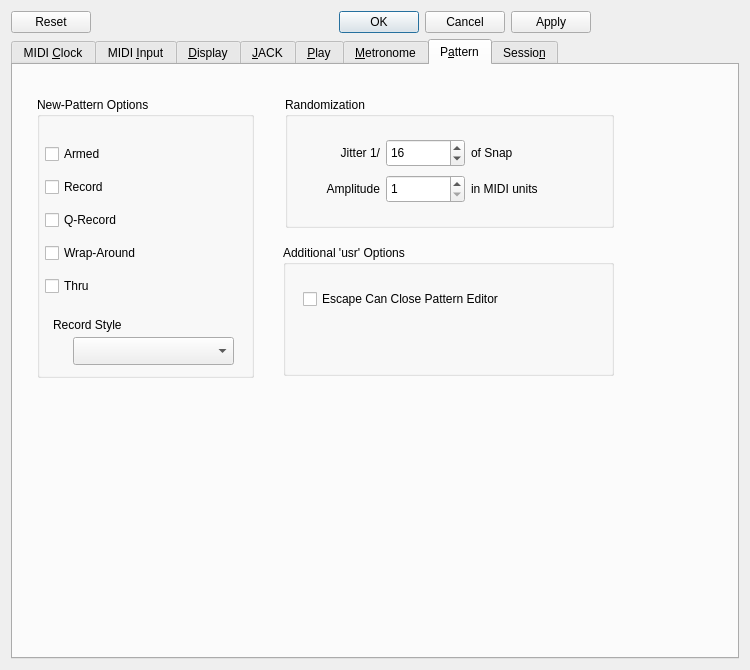
ahlstromcj/seq66, file seq_qt5/forms/qseditoptions.ui: the form before one commit.
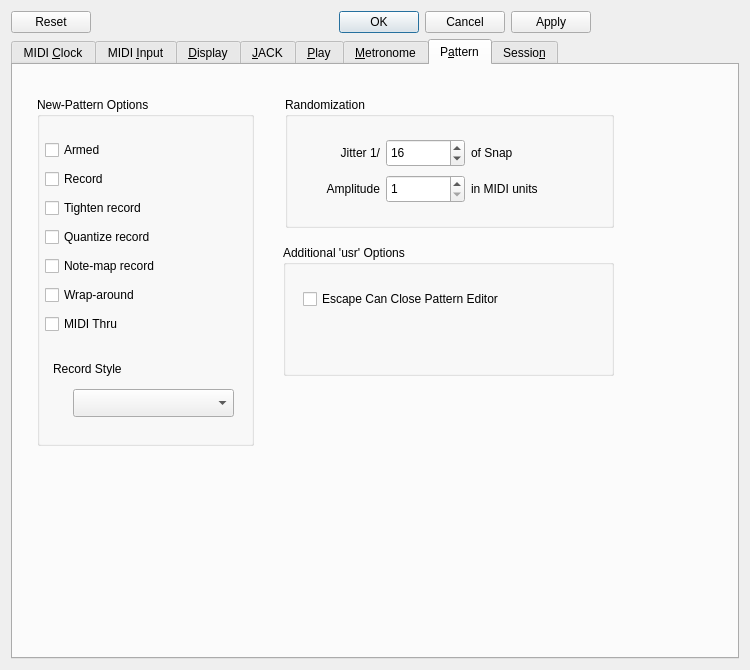
The form after the commit. The open tabs and pages were chosen to show the change.

Commit message: Fixed strncompare(), live-note-mapping, recording, added new-pattern options.

Patch:
```diff
--- a/seq_qt5/forms/qseditoptions.ui
+++ b/seq_qt5/forms/qseditoptions.ui
@@ -37,6 +37,7 @@
      </property>
      <property name="font">
       <font>
+       <weight>50</weight>
        <bold>false</bold>
       </font>
      </property>
@@ -2642,7 +2643,7 @@
          <x>24</x>
          <y>32</y>
          <width>217</width>
-         <height>281</height>
+         <height>349</height>
         </rect>
        </property>
        <property name="title">
@@ -2652,7 +2653,7 @@
         <property name="geometry">
          <rect>
           <x>36</x>
-          <y>240</y>
+          <y>292</y>
           <width>161</width>
           <height>28</height>
          </rect>
@@ -2677,7 +2678,7 @@
         <property name="geometry">
          <rect>
           <x>16</x>
-          <y>220</y>
+          <y>264</y>
           <width>121</width>
           <height>16</height>
          </rect>
@@ -2692,7 +2693,7 @@
           <x>8</x>
           <y>40</y>
           <width>197</width>
-          <height>166</height>
+          <height>206</height>
          </rect>
         </property>
         <layout class="QVBoxLayout" name="verticalLayout_6">
@@ -2710,24 +2711,38 @@
            </property>
           </widget>
          </item>
+         <item>
+          <widget class="QCheckBox" name="checkBoxNewPatternTighten">
+           <property name="text">
+            <string>Tighten record</string>
+           </property>
+          </widget>
+         </item>
          <item>
           <widget class="QCheckBox" name="checkBoxNewPatternQRecord">
            <property name="text">
-            <string>Q-Record</string>
+            <string>Quantize record</string>
+           </property>
+          </widget>
+         </item>
+         <item>
+          <widget class="QCheckBox" name="checkBoxNewPatternNoteMap">
+           <property name="text">
+            <string>Note-map record</string>
            </property>
           </widget>
          </item>
          <item>
           <widget class="QCheckBox" name="checkBoxNewPatternWrapAround">
            <property name="text">
-            <string>Wrap-Around</string>
+            <string>Wrap-around</string>
            </property>
           </widget>
          </item>
          <item>
           <widget class="QCheckBox" name="checkBoxNewPatternThru">
            <property name="text">
-            <string>Thru</string>
+            <string>MIDI Thru</string>
            </property>
           </widget>
          </item>
```
Left out of the diff: 69 changed lines with no effect on the pictures. The commit also changes 18 other files.
